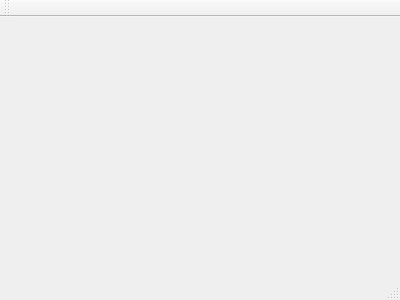
This is zamowienia.ui in Fastus001/Zamowienia as Qt 5 draws it before an edit. The edited form follows.
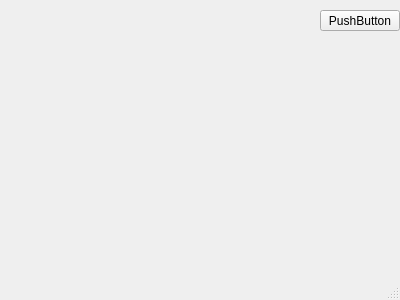
This is the edited form.

```diff
--- a/zamowienia.ui
+++ b/zamowienia.ui
@@ -12,13 +12,24 @@
   <property name="windowTitle" >
    <string>Zamowienia</string>
   </property>
-  <widget class="QMenuBar" name="menuBar" />
-  <widget class="QToolBar" name="mainToolBar" />
-  <widget class="QWidget" name="centralWidget" />
-  <widget class="QStatusBar" name="statusBar" />
+  <widget class="QWidget" name="centralWidget">
+   <widget class="QPushButton" name="pushButton">
+    <property name="geometry">
+     <rect>
+      <x>320</x>
+      <y>10</y>
+      <width>80</width>
+      <height>21</height>
+     </rect>
+    </property>
+    <property name="text">
+     <string>PushButton</string>
+    </property>
+   </widget>
+  </widget>
+  <widget class="QStatusBar" name="statusBar"/>
  </widget>
- <layoutDefault spacing="6" margin="11" />
- <pixmapfunction></pixmapfunction>
+ <layoutdefault spacing="6" margin="11"/>
  <resources/>
  <connections/>
 </ui>
```
Left out of the diff: 26 changed lines with no effect on the pictures.
